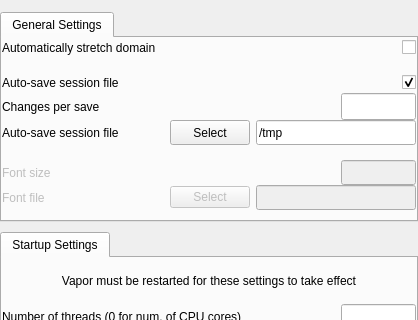
Qt form apps/vaporgui/SettingsGUI.ui (StasJ/vapor-formatted) before a commit; both pictures show x 0 to 418 and y 0 to 320 of the 418 by 808 pixel window.
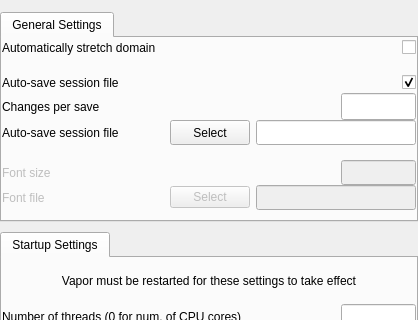
The same form after that commit.

What changed in the file:
```diff
--- a/apps/vaporgui/SettingsGUI.ui
+++ b/apps/vaporgui/SettingsGUI.ui
@@ -303,9 +303,6 @@
              <property name="whatsThis">
               <string>The file specified for auto save is overwritten every time there is an automatic session save</string>
              </property>
-             <property name="text">
-              <string>/tmp</string>
-             </property>
             </widget>
            </item>
           </layout>
```
